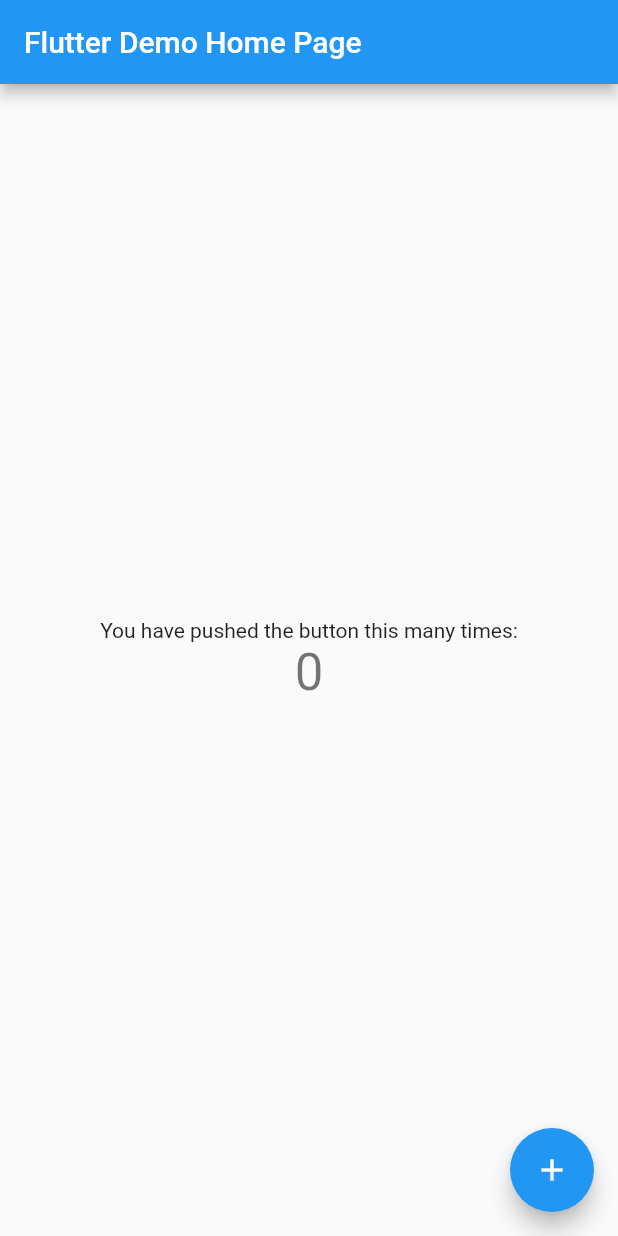
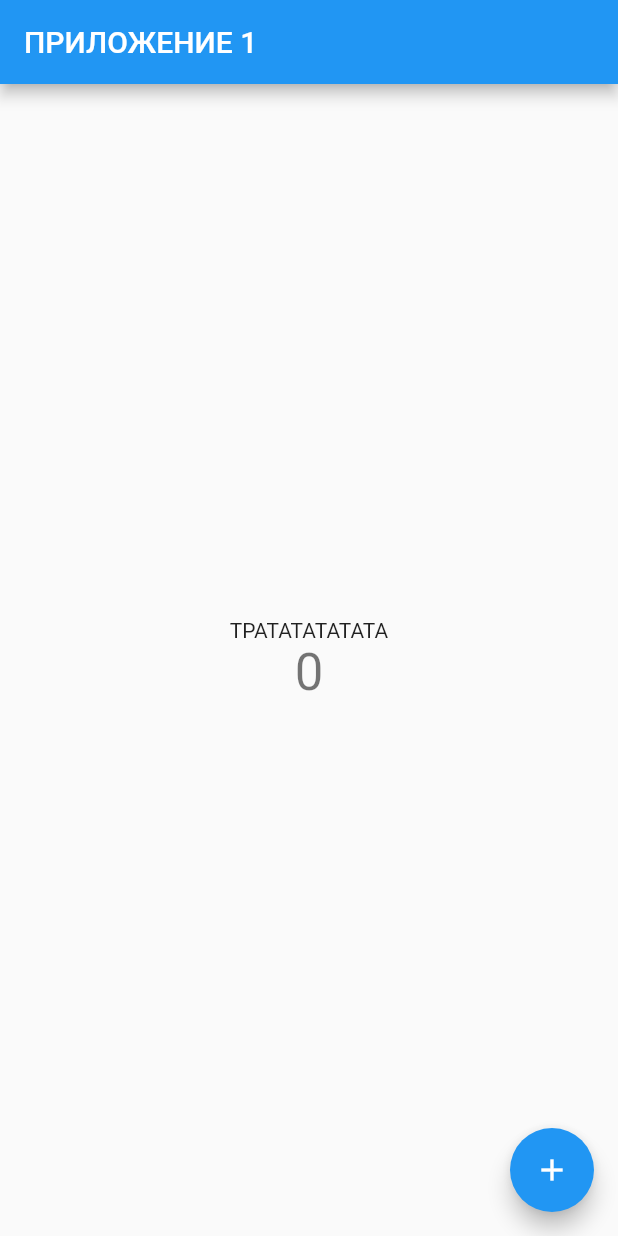
Before and after one commit to TsvetkovDmitriy/flutterlessons_nnstoris-, a Flutter app: the screen it shows after launch, on a phone screen of 412 x 824 dp. Run offline on Flutter 3.47's test engine with Material 2 defaults, Android fonts, the phone set to English and light mode, and no system bars.

Commit message:
первый коммит урок 4

```diff
--- a/lib/main.dart
+++ b/lib/main.dart
@@ -24,7 +24,7 @@ class MyApp extends StatelessWidget {
         // is not restarted.
         primarySwatch: Colors.blue,
       ),
-      home: const MyHomePage(title: 'Flutter Demo Home Page'),
+      home: const MyHomePage(title: 'ПРИЛОЖЕНИЕ 1'),
     );
   }
 }
@@ -96,7 +96,7 @@ class _MyHomePageState extends State<MyHomePage> {
           mainAxisAlignment: MainAxisAlignment.center,
           children: <Widget>[
             const Text(
-              'You have pushed the button this many times:',
+              'ТРАТАТАТАТАТА',
             ),
             Text(
               '$_counter',
```
Also changed, not shown: lib/second_screen.dart (added, +12 -0 lines).
